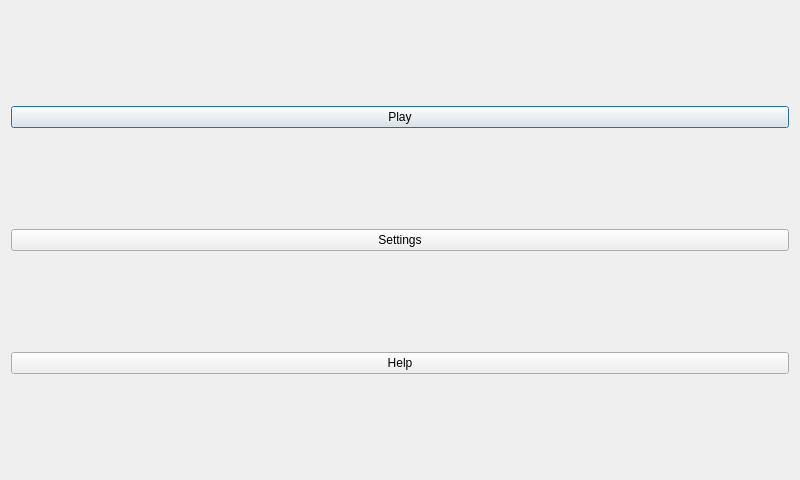
First picture: the form in maindialog.ui, repository lmnp/TexasHoldemManager, before the edit.
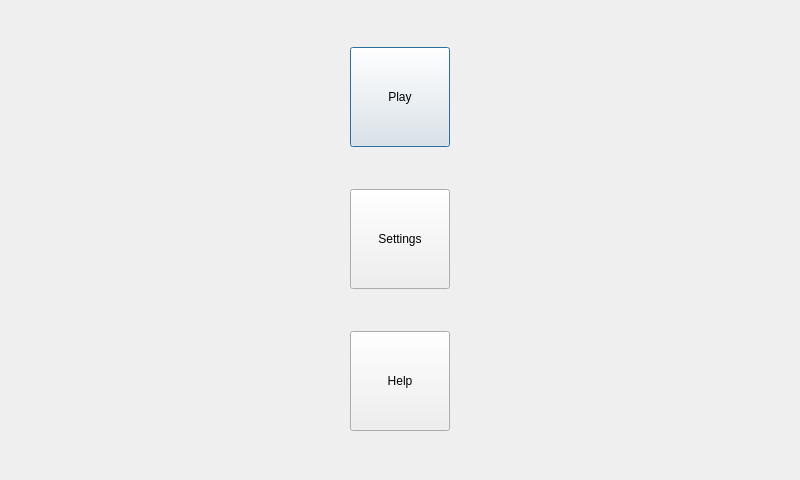
Second picture: the form after the edit.

Commit message: Changed a few button options. Could have been put off

Patch:
```diff
--- a/maindialog.ui
+++ b/maindialog.ui
@@ -13,23 +13,59 @@
   <property name="windowTitle">
    <string>MainDialog</string>
   </property>
-  <layout class="QVBoxLayout" name="verticalLayout">
-   <item>
+  <layout class="QGridLayout" name="gridLayout">
+   <item row="0" column="0">
     <widget class="QPushButton" name="pb_play">
+     <property name="minimumSize">
+      <size>
+       <width>100</width>
+       <height>100</height>
+      </size>
+     </property>
+     <property name="maximumSize">
+      <size>
+       <width>100</width>
+       <height>100</height>
+      </size>
+     </property>
      <property name="text">
       <string>Play</string>
      </property>
     </widget>
    </item>
-   <item>
+   <item row="1" column="0">
     <widget class="QPushButton" name="pb_settings">
+     <property name="minimumSize">
+      <size>
+       <width>100</width>
+       <height>100</height>
+      </size>
+     </property>
+     <property name="maximumSize">
+      <size>
+       <width>100</width>
+       <height>100</height>
+      </size>
+     </property>
      <property name="text">
       <string>Settings</string>
      </property>
     </widget>
    </item>
-   <item>
+   <item row="2" column="0">
     <widget class="QPushButton" name="pb_help">
+     <property name="minimumSize">
+      <size>
+       <width>100</width>
+       <height>100</height>
+      </size>
+     </property>
+     <property name="maximumSize">
+      <size>
+       <width>100</width>
+       <height>100</height>
+      </size>
+     </property>
      <property name="text">
       <string>Help</string>
      </property>
```
The commit also changes 3 other files.
